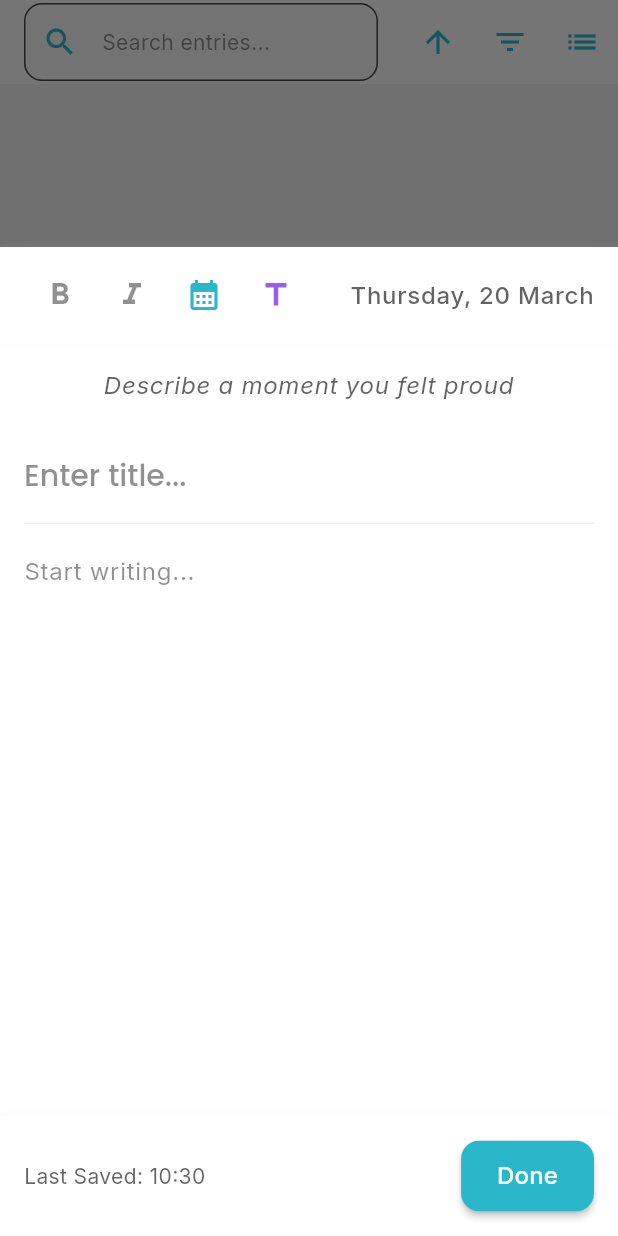
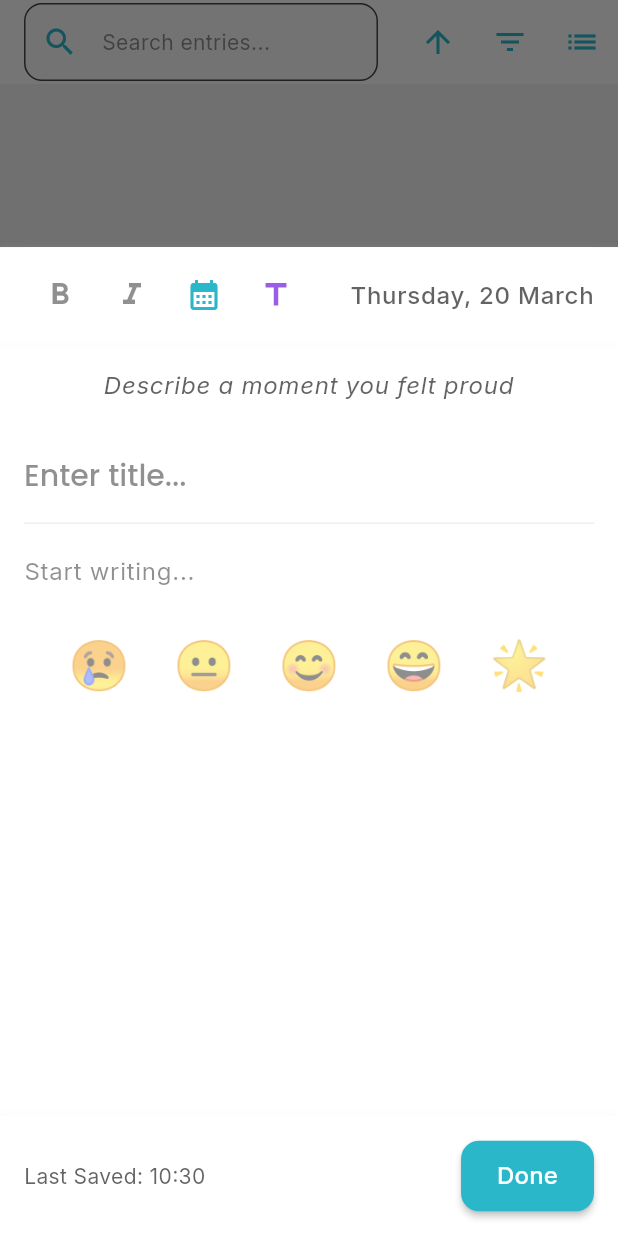
Before and after one commit to Manlikeog/mindful_mate, a Flutter app: the JournalScreen screen opened by its route, after a tap on the "arrow downward" icon, after a tap on the "grid view" icon, after a tap on the "add" icon, on a phone screen of 412 x 824 dp. Run offline on Flutter 3.47's test engine with Material 3 defaults, Android fonts, the phone set to English and light mode, and no system bars; our stand-ins replace confetti, fl_chart, flutter_hooks, flutter_riverpod, fluttertoast, gap and 7 more; missing offline and left inert: particles_flutter; accounts and stored records are empty; generated files the repository leaves out were written again.

Commit message:
Persist mood logs and journal entries in SQLite

```diff
--- a/lib/providers/gamification/gamification_provider.dart
+++ b/lib/providers/gamification/gamification_provider.dart
@@ -1,4 +1,5 @@
-import 'package:flutter_riverpod/flutter_riverpod.dart';
+
+import 'package:hooks_riverpod/hooks_riverpod.dart';
 import 'package:mindful_mate/providers/gamification/user_progress.dart';
 import 'package:mindful_mate/repository/database_helper.dart';
 import 'package:mindful_mate/screens/chanllenges/model/chanllenge.dart';
--- a/lib/providers/journal_provider.dart
+++ b/lib/providers/journal_provider.dart
@@ -1,5 +1,5 @@
-// 1. providers/journal_providers.dart
 import 'package:flutter_riverpod/flutter_riverpod.dart';
+import 'package:mindful_mate/repository/database_Helper.dart';
 
 class JournalEntry {
   final DateTime date;
@@ -18,6 +18,15 @@ class JournalEntry {
     this.isItalic = false,
   });
 
+  Map<String, dynamic> toMap() => {
+    'date': date.toIso8601String(),
+    'content': content,
+    'title': title,
+    'moodIndex': moodIndex,
+    'isBold': isBold ? 1 : 0,
+    'isItalic': isItalic ? 1 : 0,
+  };
+
   @override
   bool operator ==(Object other) =>
       identical(this, other) ||
@@ -32,30 +41,42 @@ class JournalEntry {
 }
 
 class JournalNotifier extends StateNotifier<List<JournalEntry>> {
-  JournalNotifier() : super([]);
+  final DatabaseHelper _dbHelper = DatabaseHelper();
   List<JournalEntry> _originalEntries = [];
   String _searchQuery = '';
   bool _sortDescending = true;
   DateTime? _filterDate;
 
+  JournalNotifier() : super([]) {
+    _loadEntries();
+  }
+
+  Future<void> _loadEntries() async {
+    _originalEntries = await _dbHelper.getJournalEntries();
+    _applyFilters();
+  }
+
   void saveEntry(JournalEntry entry) {
     _originalEntries = [..._originalEntries, entry];
+    _dbHelper.saveJournalEntry(entry);
     _applyFilters();
   }
 
   void updateEntry(JournalEntry oldEntry, JournalEntry newEntry) {
-    _originalEntries =
-        _originalEntries.map((e) => e == oldEntry ? newEntry : e).toList();
+    _originalEntries = _originalEntries.map((e) => e == oldEntry ? newEntry : e).toList();
+    _dbHelper.saveJournalEntry(newEntry); // Overwrites due to PRIMARY KEY
     _applyFilters();
   }
 
   void deleteEntry(JournalEntry entry) {
     _originalEntries = _originalEntries.where((e) => e != entry).toList();
+    _dbHelper.deleteJournalEntry(entry);
     _applyFilters();
   }
 
   void clearEntries() {
     _originalEntries = [];
+    _dbHelper.clearJournalEntries();
     state = [];
   }
 
@@ -74,8 +95,8 @@ class JournalNotifier extends StateNotifier<List<JournalEntry>> {
     _applyFilters();
   }
 
-  bool get isSortDescending => _sortDescending; // Expose sort order
-  DateTime? get filterDate => _filterDate; // Expose filter date
+  bool get isSortDescending => _sortDescending;
+  DateTime? get filterDate => _filterDate;
 
   void _applyFilters() {
     List<JournalEntry> filtered = List.from(_originalEntries);
@@ -97,15 +118,11 @@ class JournalNotifier extends StateNotifier<List<JournalEntry>> {
           .toList();
     }
 
-    filtered.sort((a, b) =>
-        _sortDescending ? b.date.compareTo(a.date) : a.date.compareTo(b.date));
-
+    filtered.sort((a, b) => _sortDescending ? b.date.compareTo(a.date) : a.date.compareTo(b.date));
     state = filtered;
   }
 }
 
-final journalProvider =
-    StateNotifierProvider<JournalNotifier, List<JournalEntry>>(
-        (ref) => JournalNotifier());
+final journalProvider = StateNotifierProvider<JournalNotifier, List<JournalEntry>>((ref) => JournalNotifier());
 final viewModeProvider = StateProvider<bool>((ref) => false);
 final searchQueryProvider = StateProvider<String>((ref) => '');
--- a/lib/repository/database_Helper.dart
+++ b/lib/repository/database_Helper.dart
@@ -2,6 +2,8 @@ import 'package:path/path.dart';
 import 'package:path_provider/path_provider.dart';
 import 'package:sqflite/sqflite.dart';
 import 'package:mindful_mate/providers/gamification/user_progress.dart';
+import 'package:mindful_mate/screens/mood/model/mood_entry.dart';
+import 'package:mindful_mate/providers/journal_provider.dart';
 
 class DatabaseHelper {
   static final DatabaseHelper _instance = DatabaseHelper._internal();
@@ -22,7 +24,7 @@ class DatabaseHelper {
 
     return await openDatabase(
       path,
-      version: 1,
+      version: 3, // Increment to 3 for journals
       onCreate: (db, version) async {
         await db.execute('''
         CREATE TABLE user_progress (
@@ -33,8 +35,48 @@ class DatabaseHelper {
           badges TEXT,
           lastLogDate TEXT
         )
-      ''');
+        ''');
+        await db.execute('''
+        CREATE TABLE moods (
+          date TEXT PRIMARY KEY,
+          moodRating INTEGER,
+          note TEXT
+        )
+        ''');
+        await db.execute('''
+        CREATE TABLE journals (
+          date TEXT PRIMARY KEY,
+          content TEXT,
+          title TEXT,
+          moodIndex INTEGER,
+          isBold INTEGER,
+          isItalic INTEGER
+        )
+        ''');
         await db.insert('user_progress', UserProgress().toMap());
+      },
+      onUpgrade: (db, oldVersion, newVersion) async {
+        if (oldVersion < 2) {
+          await db.execute('''
+          CREATE TABLE moods (
+            date TEXT PRIMARY KEY,
+            moodRating INTEGER,
+            note TEXT
+          )
+          ''');
+        }
+        if (oldVersion < 3) {
+          await db.execute('''
+          CREATE TABLE journals (
+            date TEXT PRIMARY KEY,
+            content TEXT,
+            title TEXT,
+            moodIndex INTEGER,
+            isBold INTEGER,
+            isItalic INTEGER
+          )
+          ''');
+        }
       },
       onOpen: (db) async {
         final count = Sqflite.firstIntValue(
@@ -57,4 +99,57 @@ class DatabaseHelper {
     await db.update('user_progress', progress.toMap(),
         where: 'id = ?', whereArgs: [1]);
   }
+
+  Future<List<MoodEntry>> getMoodEntries() async {
+    final db = await database;
+    final result = await db.query('moods');
+    return result.map((map) => MoodEntry.fromMap(map)).toList();
+  }
+
+  Future<void> saveMoodEntry(MoodEntry entry) async {
+    final db = await database;
+    await db.insert('moods', entry.toMap(),
+        conflictAlgorithm: ConflictAlgorithm.replace);
+  }
+
+  Future<List<JournalEntry>> getJournalEntries() async {
+    final db = await database;
+    final result = await db.query('journals');
+    return result
+        .map((map) => JournalEntry(
+              date: DateTime.parse(map['date'] as String),
+              content: map['content'] as String,
+              title: map['title'] as String,
+              moodIndex: map['moodIndex'] as int?,
+              isBold: (map['isBold'] as int) == 1,
+              isItalic: (map['isItalic'] as int) == 1,
+            ))
+        .toList();
+  }
+
+  Future<void> saveJournalEntry(JournalEntry entry) async {
+    final db = await database;
+    await db.insert(
+        'journals',
+        {
+          'date': entry.date.toIso8601String(),
+          'content': entry.content,
+          'title': entry.title,
+          'moodIndex': entry.moodIndex,
+          'isBold': entry.isBold ? 1 : 0,
+          'isItalic': entry.isItalic ? 1 : 0,
+        },
+        conflictAlgorithm: ConflictAlgorithm.replace);
+  }
+
+  Future<void> deleteJournalEntry(JournalEntry entry) async {
+    final db = await database;
+    await db.delete('journals',
+        where: 'date = ?', whereArgs: [entry.date.toIso8601String()]);
+  }
+
+  Future<void> clearJournalEntries() async {
+    final db = await database;
+    await db.delete('journals');
+  }
 }
--- a/lib/screens/journal/widgets/journal_editor.dart
+++ b/lib/screens/journal/widgets/journal_editor.dart
@@ -1,4 +1,3 @@
-// 2. widgets/journal_editor.dart
 import 'package:flutter/material.dart';
 import 'package:flutter_riverpod/flutter_riverpod.dart';
 import 'package:mindful_mate/providers/journal_provider.dart';
@@ -17,12 +16,11 @@ class JournalEditor extends ConsumerStatefulWidget {
 }
 
 class _JournalEditorState extends ConsumerState<JournalEditor> {
-  late final _titleController =
-      TextEditingController(text: widget.entry?.title ?? '');
-  late final _contentController =
-      TextEditingController(text: widget.entry?.content ?? '');
+  late final _titleController = TextEditingController(text: widget.entry?.title ?? '');
+  late final _contentController = TextEditingController(text: widget.entry?.content ?? '');
   late bool _isBold = widget.entry?.isBold ?? false;
   late bool _isItalic = widget.entry?.isItalic ?? false;
+  late int? _moodIndex = widget.entry?.moodIndex; // Added mood index
   bool _showTitle = true;
   DateTime _lastSave = DateTime.now();
   late DateTime _selectedDate = widget.entry?.date ?? DateTime.now();
@@ -40,13 +38,12 @@ class _JournalEditorState extends ConsumerState<JournalEditor> {
         date: _selectedDate,
         title: _titleController.text,
         content: _contentController.text,
+        moodIndex: _moodIndex, // Include mood index
         isBold: _isBold,
         isItalic: _isItalic,
       );
       if (widget.entry != null) {
-        ref
-            .read(journalProvider.notifier)
-            .updateEntry(widget.entry!, updatedEntry);
+        ref.read(journalProvider.notifier).updateEntry(widget.entry!, updatedEntry);
       } else {
         ref.read(journalProvider.notifier).saveEntry(updatedEntry);
       }
@@ -200,8 +197,7 @@ class _JournalEditorState extends ConsumerState<JournalEditor> {
                               .textTheme
                               .titleLarge
                               ?.copyWith(
-                                color:
-                                    injector.palette.textColor.withOpacity(0.5),
+                                color: injector.palette.textColor.withOpacity(0.5),
                               ),
                           border: InputBorder.none,
                         ),
@@ -211,10 +207,8 @@ class _JournalEditorState extends ConsumerState<JournalEditor> {
                       controller: _contentController,
                       maxLines: null,
                       style: Theme.of(context).textTheme.bodyLarge?.copyWith(
-                            fontWeight:
-                                _isBold ? FontWeight.bold : FontWeight.normal,
-                            fontStyle:
-                                _isItalic ? FontStyle.italic : FontStyle.normal,
+                            fontWeight: _isBold ? FontWeight.bold : FontWeight.normal,
+                            fontStyle: _isItalic ? FontStyle.italic : FontStyle.normal,
                             color: injector.palette.textColor,
                           ),
                       decoration: InputDecoration(
@@ -223,10 +217,29 @@ class _JournalEditorState extends ConsumerState<JournalEditor> {
                             .textTheme
                             .bodyLarge
                             ?.copyWith(
-                              color:
-                                  injector.palette.textColor.withOpacity(0.5),
+                              color: injector.palette.textColor.withOpacity(0.5),
                             ),
                         border: InputBorder.none,
+                      ),
+                    ),
+                    SizedBox(height: 16),
+                    // Mood Picker
+                    Row(
+                      mainAxisAlignment: MainAxisAlignment.spaceEvenly,
+                      children: List.generate(
+                        5,
+                        (index) => GestureDetector(
+                          onTap: () => setState(() => _moodIndex = index),
+                          child: Text(
+                            ['😢', '😐', '😊', '😄', '🌟'][index],
+                            style: TextStyle(
+                              fontSize: 32,
+                              color: _moodIndex == index
+                                  ? injector.palette.primaryColor
+                                  : injector.palette.textColor.withOpacity(0.5),
+                            ),
+                          ),
+                        ),
                       ),
                     ),
                   ],
```
Also changed, not shown: lib/providers/home/mood_provider.dart (+12 -18 lines), lib/providers/mood_tracker_provider.dart (+7 -14 lines).
